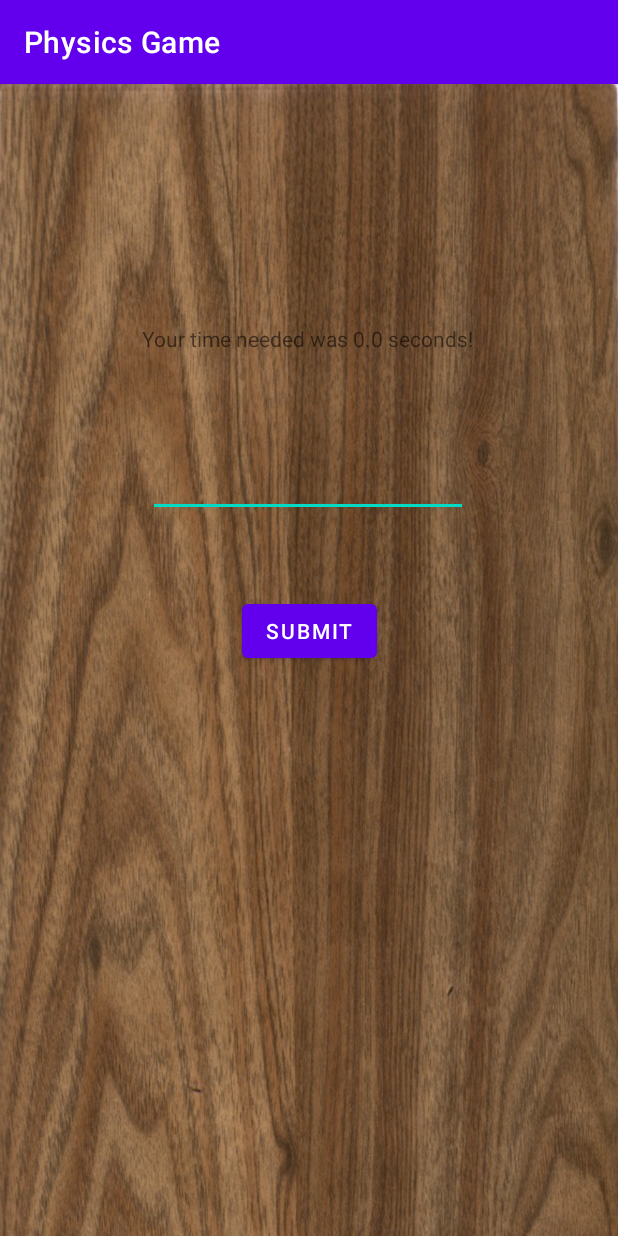
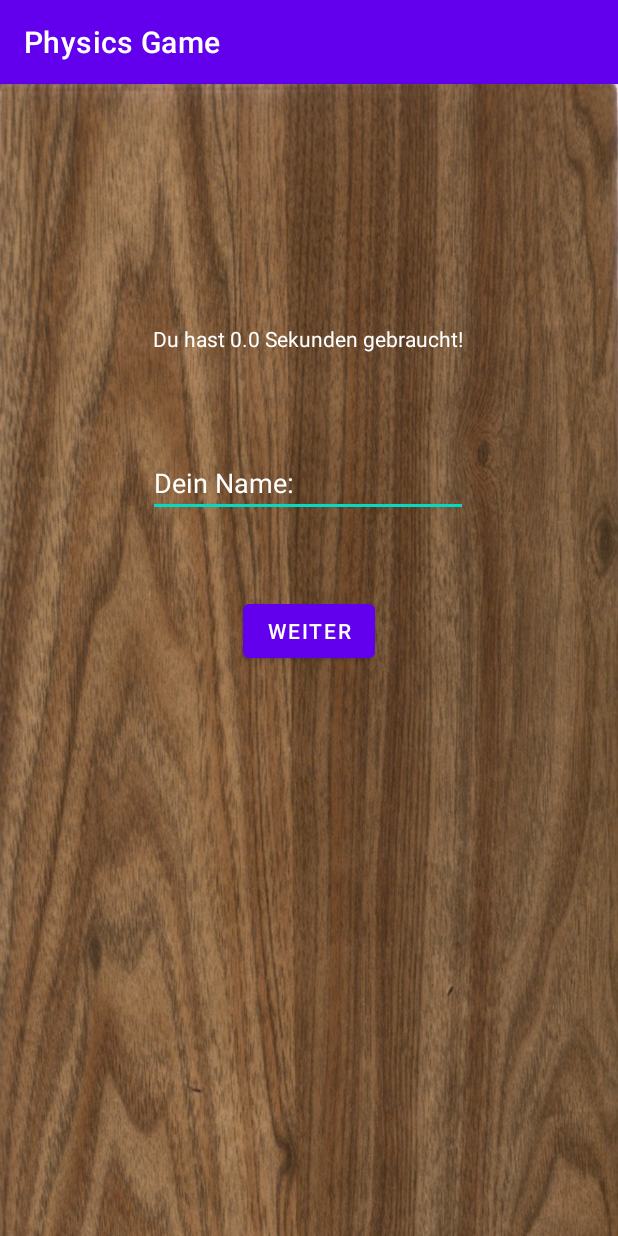
Before and after one commit to Darren-Fuerst/AndroidPhysicsGame, an Android app: the gameend_menu screen opened directly, with no data from a screen before it, on a phone screen of 412 x 824 dp. Run offline under Robolectric (Android 15) with nearby library versions, the phone set to English and light mode, and no system bars; libraries missing offline, so code that uses them is left out: org.eclipse.paho; 1 statement that could not run was skipped.

Commit message:
Letzte Menü und javadoc anpassungen

```diff
--- a/app/src/main/java/de/othaw/milab/accelerometerplay/MainActivity.java
+++ b/app/src/main/java/de/othaw/milab/accelerometerplay/MainActivity.java
@@ -244,7 +244,6 @@ public class MainActivity extends AppCompatActivity {
             if(remote == 1) {
                 blinkLevels();
             }
-
             if(sound == 1) {
                 mp.start();
             }
@@ -745,7 +744,7 @@ public class MainActivity extends AppCompatActivity {
             }
 
             /**
-             * Update the position of each particle in the system using the
+             * Update the position of the ball in the system using the
              * Verlet integrator.
              *
              * @param sx mSensorX
--- a/app/src/main/java/de/othaw/milab/accelerometerplay/gameend_menu.java
+++ b/app/src/main/java/de/othaw/milab/accelerometerplay/gameend_menu.java
@@ -37,7 +37,7 @@ public class gameend_menu extends AppCompatActivity {
         float time = Float.parseFloat(twoDForm.format(duration.toMillis() * 0.001f));
 
         // print the time to screen
-        String time_needed = "Your time needed was " +  time   + " seconds!";
+        String time_needed = "Du hast " +  time   + " Sekunden gebraucht!";
         t.setText(time_needed);
 
     }
--- a/app/src/main/res/layout/activity_gameend_menu.xml
+++ b/app/src/main/res/layout/activity_gameend_menu.xml
@@ -13,9 +13,11 @@
         android:layout_height="wrap_content"
         android:layout_marginTop="64dp"
         android:ems="10"
-        android:hint="Enter your name:"
+        android:hint="Dein Name:"
+        android:textColorHint="@color/white"
         android:inputType="textPersonName"
-        android:text=" "
+        android:textColor="@android:color/white"
+        android:text=""
         app:layout_constraintEnd_toEndOf="parent"
         app:layout_constraintHorizontal_bias="0.497"
         app:layout_constraintStart_toStartOf="parent"
@@ -27,6 +29,7 @@
         android:layout_height="wrap_content"
         android:layout_marginTop="160dp"
         android:text="TextView"
+        android:textColor="@color/white"
         app:layout_constraintEnd_toEndOf="parent"
         app:layout_constraintHorizontal_bias="0.498"
         app:layout_constraintStart_toStartOf="parent"
@@ -38,7 +41,7 @@
         android:layout_height="wrap_content"
         android:layout_marginTop="52dp"
         android:onClick="submitScore"
-        android:text="Submit"
+        android:text="Weiter"
         app:layout_constraintEnd_toEndOf="parent"
         app:layout_constraintStart_toStartOf="parent"
         app:layout_constraintTop_toBottomOf="@+id/editTextTextPersonName" />
```
